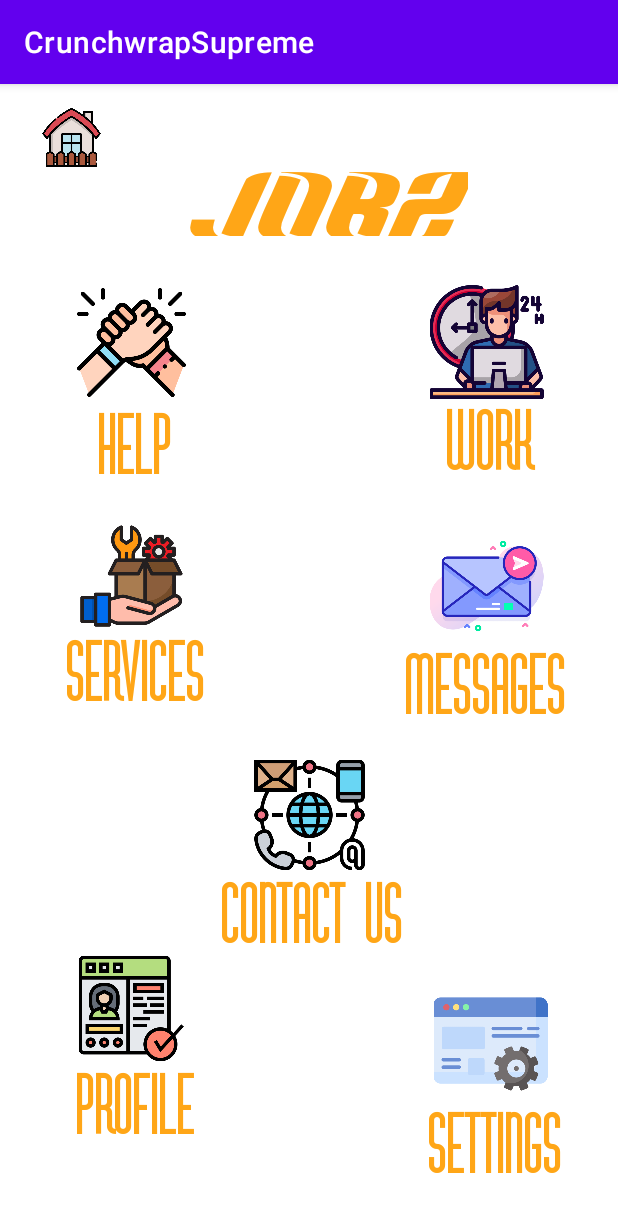
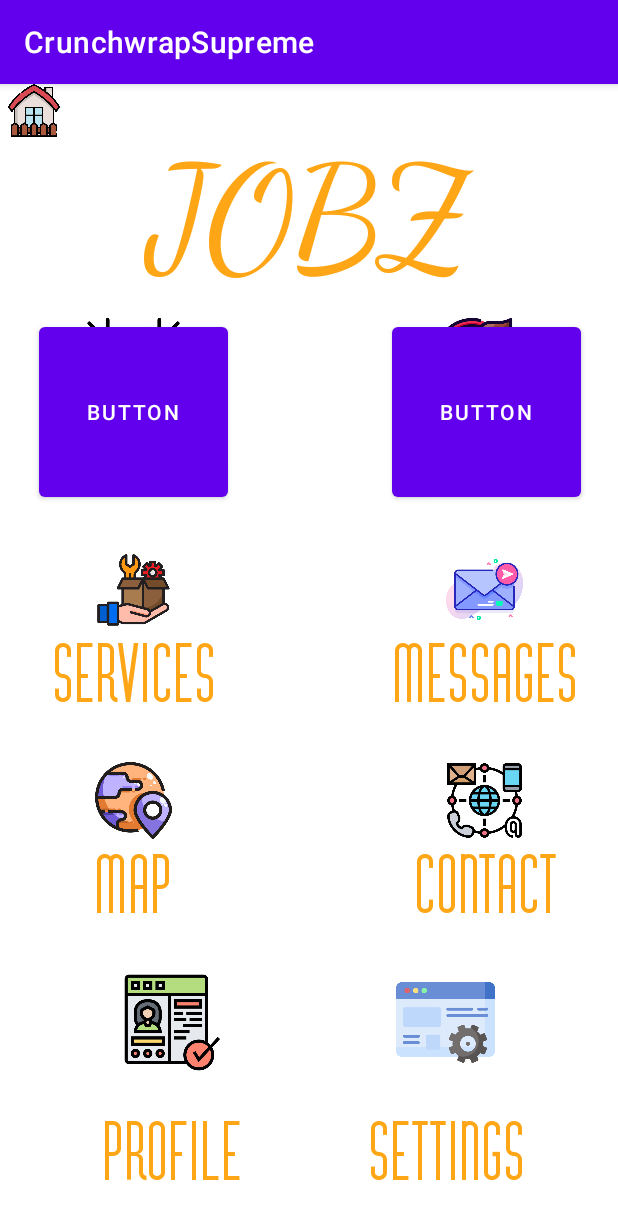
Before and after one commit to jnhalldev/CrunchwrapSupreme, an Android app: the screen it shows after launch (MainActivity), on a phone screen of 412 x 824 dp. Shown: the top 1220 px of the screen. Run offline under Robolectric (Android 15) with nearby library versions, the phone set to English and light mode, and no system bars.

Commit message:
[BUG FIX] Added Button to open new page.

```diff
--- /dev/null
+++ b/app/src/main/java/com/example/crunchwrapsupreme/Help_Page.java
@@ -0,0 +1,14 @@
+package com.example.crunchwrapsupreme;
+
+import androidx.appcompat.app.AppCompatActivity;
+
+import android.os.Bundle;
+
+public class Help_Page extends AppCompatActivity {
+
+    @Override
+    protected void onCreate(Bundle savedInstanceState) {
+        super.onCreate(savedInstanceState);
+        setContentView(R.layout.activity_help_page);
+    }
+}
--- a/app/src/main/java/com/example/crunchwrapsupreme/MainActivity.java
+++ b/app/src/main/java/com/example/crunchwrapsupreme/MainActivity.java
@@ -2,13 +2,27 @@ package com.example.crunchwrapsupreme;
 
 import androidx.appcompat.app.AppCompatActivity;
 
+import android.content.Intent;
 import android.os.Bundle;
+import android.view.View;
+import android.widget.Button;
 
 public class MainActivity extends AppCompatActivity {
+
+    Button helpButton;
 
     @Override
     protected void onCreate(Bundle savedInstanceState) {
         super.onCreate(savedInstanceState);
         setContentView(R.layout.activity_main);
+        helpButton = findViewById(R.id.helpButton);
+
+        helpButton.setOnClickListener(new View.OnClickListener() {
+            @Override
+            public void onClick(View view) {
+                Intent intent = new Intent(MainActivity.this, Help_Page.class);
+                startActivity(intent);
+            }
+        });
     }
 }
--- /dev/null
+++ b/app/src/main/res/layout/activity_help_page.xml
@@ -0,0 +1,22 @@
+<?xml version="1.0" encoding="utf-8"?>
+<androidx.constraintlayout.widget.ConstraintLayout xmlns:android="http://schemas.android.com/apk/res/android"
+    xmlns:app="http://schemas.android.com/apk/res-auto"
+    xmlns:tools="http://schemas.android.com/tools"
+    android:layout_width="match_parent"
+    android:layout_height="match_parent"
+    tools:context=".Help_Page">
+
+    <TextView
+        android:id="@+id/textView2"
+        android:layout_width="187dp"
+        android:layout_height="100dp"
+        android:fontFamily="monospace"
+        android:text="Help"
+        android:textAlignment="center"
+        android:textColor="#FFA617"
+        android:textSize="34sp"
+        android:textStyle="bold"
+        app:layout_constraintEnd_toEndOf="parent"
+        app:layout_constraintStart_toStartOf="parent"
+        app:layout_constraintTop_toTopOf="parent" />
+</androidx.constraintlayout.widget.ConstraintLayout>
--- a/app/src/main/res/layout/activity_main.xml
+++ b/app/src/main/res/layout/activity_main.xml
@@ -8,160 +8,139 @@
 
     <TextView
         android:id="@+id/textView"
-        android:layout_width="0dp"
-        android:layout_height="77dp"
-        android:layout_marginTop="24dp"
-        android:layout_marginEnd="100dp"
-        android:fontFamily="@font/HardSports"
+        android:layout_width="300dp"
+        android:layout_height="100dp"
+        android:layout_marginTop="32dp"
+        android:fontFamily="cursive"
         android:text="@string/jobz"
+        android:textAlignment="center"
+        android:textAllCaps="true"
         android:textColor="#FFA617"
         android:textSize="96sp"
         app:layout_constraintEnd_toEndOf="parent"
-        app:layout_constraintStart_toEndOf="@+id/imageView11"
+        app:layout_constraintStart_toStartOf="parent"
         app:layout_constraintTop_toTopOf="parent" />
 
     <ImageView
         android:id="@+id/imageView3"
-        android:layout_width="0dp"
-        android:layout_height="0dp"
-        android:layout_marginTop="134dp"
-        android:layout_marginEnd="16dp"
-        app:layout_constraintBottom_toTopOf="@+id/WORK"
+        android:layout_width="130dp"
+        android:layout_height="66dp"
+        android:layout_marginTop="24dp"
+        android:layout_marginEnd="24dp"
         app:layout_constraintEnd_toEndOf="parent"
-        app:layout_constraintStart_toEndOf="@+id/imageView4"
-        app:layout_constraintTop_toTopOf="parent"
+        app:layout_constraintTop_toBottomOf="@+id/textView"
         app:srcCompat="@drawable/working" />
 
     <ImageView
         android:id="@+id/imageView4"
-        android:layout_width="0dp"
-        android:layout_height="0dp"
-        android:layout_marginStart="16dp"
-        android:layout_marginTop="136dp"
-        android:layout_marginEnd="93dp"
-        android:layout_marginBottom="4dp"
-        app:layout_constraintBottom_toTopOf="@+id/HELP"
-        app:layout_constraintEnd_toStartOf="@+id/imageView3"
+        android:layout_width="130dp"
+        android:layout_height="66dp"
+        android:layout_marginStart="24dp"
+        android:layout_marginTop="24dp"
         app:layout_constraintStart_toStartOf="parent"
-        app:layout_constraintTop_toTopOf="parent"
+        app:layout_constraintTop_toBottomOf="@+id/textView"
         app:srcCompat="@drawable/help" />
 
     <ImageView
         android:id="@+id/imageView5"
-        android:layout_width="0dp"
-        android:layout_height="0dp"
-        android:layout_marginStart="16dp"
-        android:layout_marginEnd="93dp"
-        app:layout_constraintBottom_toTopOf="@+id/SERVICES"
-        app:layout_constraintEnd_toStartOf="@+id/imageView6"
+        android:layout_width="130dp"
+        android:layout_height="51dp"
+        android:layout_marginStart="24dp"
+        android:layout_marginTop="30dp"
         app:layout_constraintStart_toStartOf="parent"
         app:layout_constraintTop_toBottomOf="@+id/HELP"
         app:srcCompat="@drawable/customer_service" />
 
     <ImageView
         android:id="@+id/imageView6"
-        android:layout_width="0dp"
-        android:layout_height="0dp"
-        android:layout_marginEnd="16dp"
+        android:layout_width="130dp"
+        android:layout_height="51dp"
+        android:layout_marginTop="30dp"
+        android:layout_marginEnd="24dp"
         android:contentDescription="TODO"
-        app:layout_constraintBottom_toTopOf="@+id/MESSAGES"
         app:layout_constraintEnd_toEndOf="parent"
-        app:layout_constraintStart_toEndOf="@+id/imageView5"
         app:layout_constraintTop_toBottomOf="@+id/WORK"
         app:srcCompat="@drawable/message" />
 
     <ImageView
         android:id="@+id/imageView7"
-        android:layout_width="143dp"
-        android:layout_height="0dp"
-        app:layout_constraintBottom_toTopOf="@+id/CONTACT"
+        android:layout_width="130dp"
+        android:layout_height="51dp"
+        android:layout_marginTop="30dp"
+        android:layout_marginEnd="24dp"
         app:layout_constraintEnd_toEndOf="parent"
-        app:layout_constraintStart_toStartOf="parent"
         app:layout_constraintTop_toBottomOf="@+id/MESSAGES"
         app:srcCompat="@drawable/contact" />
 
     <ImageView
         android:id="@+id/imageView8"
-        android:layout_width="0dp"
-        android:layout_height="0dp"
-        android:layout_marginStart="16dp"
-        android:layout_marginEnd="96dp"
-        app:layout_constraintBottom_toTopOf="@+id/PROFILE"
-        app:layout_constraintEnd_toStartOf="@+id/imageView9"
+        android:layout_width="130dp"
+        android:layout_height="66dp"
+        android:layout_marginStart="50dp"
+        android:layout_marginTop="30dp"
         app:layout_constraintStart_toStartOf="parent"
-        app:layout_constraintTop_toBottomOf="@+id/SERVICES"
+        app:layout_constraintTop_toBottomOf="@+id/MAP"
         app:srcCompat="@drawable/resume" />
 
     <ImageView
         android:id="@+id/imageView9"
-        android:layout_width="0dp"
-        android:layout_height="0dp"
-        android:layout_marginEnd="13dp"
-        app:layout_constraintBottom_toTopOf="@+id/SETTINGS"
+        android:layout_width="130dp"
+        android:layout_height="66dp"
+        android:layout_marginTop="30dp"
+        android:layout_marginEnd="50dp"
         app:layout_constraintEnd_toEndOf="parent"
-        app:layout_constraintStart_toEndOf="@+id/imageView8"
         app:layout_constraintTop_toBottomOf="@+id/CONTACT"
         app:srcCompat="@drawable/settings" />
 
     <TextView
         android:id="@+id/HELP"
-        android:layout_width="0dp"
-        android:layout_height="0dp"
-        android:layout_marginStart="16dp"
-        android:layout_marginEnd="90dp"
-        android:layout_marginBottom="6dp"
-        android:fontFamily="@font/VertigoFLF"
+        android:layout_width="129dp"
+        android:layout_height="59dp"
+        android:layout_marginStart="24dp"
+        android:fontFamily="@font/vertigoflfbold"
         android:text="HELP"
         android:textAlignment="center"
         android:textColor="#FFA617"
         android:textSize="48sp"
         android:textStyle="bold"
-        app:layout_constraintBottom_toTopOf="@+id/imageView5"
-        app:layout_constraintEnd_toStartOf="@+id/WORK"
         app:layout_constraintStart_toStartOf="parent"
         app:layout_constraintTop_toBottomOf="@+id/imageView4" />
 
     <TextView
         android:id="@+id/WORK"
-        android:layout_width="0dp"
-        android:layout_height="0dp"
-        android:layout_marginEnd="13dp"
-        android:layout_marginBottom="10dp"
-        android:fontFamily="@font/VertigoFLF"
+        android:layout_width="129dp"
+        android:layout_height="59dp"
+        android:layout_marginEnd="24dp"
+        android:fontFamily="@font/vertigoflfbold"
         android:text="WORK"
         android:textAlignment="center"
         android:textColor="#FFA617"
         android:textSize="48sp"
         android:textStyle="bold"
-        app:layout_constraintBottom_toTopOf="@+id/imageView6"
         app:layout_constraintEnd_toEndOf="parent"
-        app:layout_constraintStart_toEndOf="@+id/HELP"
         app:layout_constraintTop_toBottomOf="@+id/imageView3" />
 
     <TextView
         android:id="@+id/CONTACT"
-        android:layout_width="146dp"
-        android:layout_height="0dp"
-        android:layout_marginStart="118dp"
-        android:layout_marginEnd="118dp"
-        android:fontFamily="@font/VertigoFLF"
+        android:layout_width="129dp"
+        android:layout_height="59dp"
+        android:layout_marginEnd="24dp"
+        android:fontFamily="@font/vertigoflfbold"
         android:text="CONTACT US"
         android:textAlignment="center"
         android:textColor="#FFA617"
         android:textSize="48sp"
         android:textStyle="bold"
-        app:layout_constraintBottom_toTopOf="@+id/imageView9"
-        app:layout_constraintEnd_toEndOf="@+id/imageView9"
-        app:layout_constraintStart_toStartOf="@+id/imageView8"
+        app:layout_constraintEnd_toEndOf="parent"
         app:layout_constraintTop_toBottomOf="@+id/imageView7" />
 
     <TextView
         android:id="@+id/SETTINGS"
-        android:layout_width="0dp"
-        android:layout_height="0dp"
-        android:layout_marginEnd="10dp"
-        android:layout_marginBottom="13dp"
-        android:fontFamily="@font/VertigoFLF"
+        android:layout_width="129dp"
+        android:layout_height="59dp"
+        android:layout_marginEnd="50dp"
+        android:layout_marginBottom="5dp"
+        android:fontFamily="@font/vertigoflfbold"
         android:text="SETTINGS"
         android:textAlignment="center"
         android:textColor="#FFA617"
@@ -169,74 +148,110 @@
         android:textStyle="bold"
         app:layout_constraintBottom_toBottomOf="parent"
         app:layout_constraintEnd_toEndOf="parent"
-        app:layout_constraintStart_toEndOf="@+id/PROFILE"
         app:layout_constraintTop_toBottomOf="@+id/imageView9" />
 
     <TextView
         android:id="@+id/PROFILE"
-        android:layout_width="0dp"
-        android:layout_height="0dp"
-        android:layout_marginStart="16dp"
-        android:layout_marginEnd="93dp"
-        android:layout_marginBottom="12dp"
-        android:fontFamily="@font/VertigoFLF"
+        android:layout_width="129dp"
+        android:layout_height="59dp"
+        android:layout_marginStart="50dp"
+        android:layout_marginBottom="5dp"
+        android:fontFamily="@font/vertigoflfbold"
         android:text="PROFILE"
         android:textAlignment="center"
         android:textColor="#FFA617"
         android:textSize="48sp"
         android:textStyle="bold"
         app:layout_constraintBottom_toBottomOf="parent"
-        app:layout_constraintEnd_toStartOf="@+id/SETTINGS"
         app:layout_constraintStart_toStartOf="parent"
-        app:layout_constraintTop_toBottomOf="@+id/imageView11" />
+        app:layout_constraintTop_toBottomOf="@+id/imageView8" />
 
     <TextView
         android:id="@+id/SERVICES"
-        android:layout_width="0dp"
-        android:layout_height="0dp"
-        android:layout_marginStart="16dp"
-        android:layout_marginEnd="87dp"
-        android:layout_marginBottom="143dp"
-        android:fontFamily="@font/VertigoFLF"
+        android:layout_width="129dp"
+        android:layout_height="59dp"
+        android:layout_marginStart="24dp"
+        android:fontFamily="@font/vertigoflfbold"
         android:text="SERVICES"
         android:textAlignment="center"
         android:textColor="#FFA617"
         android:textSize="48sp"
         android:textStyle="bold"
-        app:layout_constraintBottom_toTopOf="@+id/imageView8"
-        app:layout_constraintEnd_toStartOf="@+id/MESSAGES"
         app:layout_constraintStart_toStartOf="parent"
         app:layout_constraintTop_toBottomOf="@+id/imageView5"
         tools:text="SERVICES" />
 
     <TextView
+        android:id="@+id/MAP"
+        android:layout_width="129dp"
+        android:layout_height="59dp"
+        android:layout_marginStart="24dp"
+        android:fontFamily="@font/vertigoflfbold"
+        android:text="MAP"
+        android:textAlignment="center"
+        android:textColor="#FFA617"
+        android:textSize="48sp"
+        android:textStyle="bold"
+        app:layout_constraintStart_toStartOf="parent"
+        app:layout_constraintTop_toBottomOf="@+id/imageView"
+        tools:text="MAP" />
+
+    <TextView
         android:id="@+id/MESSAGES"
-        android:layout_width="0dp"
-        android:layout_height="0dp"
-        android:layout_marginEnd="16dp"
-        android:fontFamily="@font/VertigoFLF"
+        android:layout_width="129dp"
+        android:layout_height="59dp"
+        android:layout_marginEnd="24dp"
+        android:fontFamily="@font/vertigoflfbold"
         android:text="MESSAGES"
         android:textAlignment="center"
         android:textColor="#FFA617"
         android:textSize="48sp"
         android:textStyle="bold"
-        app:layout_constraintBottom_toTopOf="@+id/imageView7"
         app:layout_constraintEnd_toEndOf="parent"
-        app:layout_constraintStart_toEndOf="@+id/SERVICES"
         app:layout_constraintTop_toBottomOf="@+id/imageView6" />
 
     <ImageView
         android:id="@+id/imageView11"
-        android:layout_width="63dp"
-        android:layout_height="39dp"
-        android:layout_marginStart="16dp"
-        android:layout_marginTop="16dp"
-        android:layout_marginEnd="42dp"
-        android:layout_marginBottom="597dp"
-        app:layout_constraintBottom_toTopOf="@+id/PROFILE"
-        app:layout_constraintEnd_toStartOf="@+id/textView"
+        android:layout_width="45dp"
+        android:layout_height="35dp"
         app:layout_constraintStart_toStartOf="parent"
         app:layout_constraintTop_toTopOf="parent"
         app:srcCompat="@drawable/home" />
 
+    <ImageView
+        android:id="@+id/imageView"
+        android:layout_width="130dp"
+        android:layout_height="51dp"
+        android:layout_marginStart="24dp"
+        android:layout_marginTop="30dp"
+        app:layout_constraintStart_toStartOf="parent"
+        app:layout_constraintTop_toBottomOf="@+id/SERVICES"
+        app:srcCompat="@drawable/global" />
+
+    <Button
+        android:id="@+id/helpButton"
+        android:layout_width="126dp"
+        android:layout_height="125dp"
+        android:layout_marginTop="24dp"
+        android:text="Button"
+        android:visibility="visible"
+        app:layout_constraintBottom_toBottomOf="@+id/HELP"
+        app:layout_constraintEnd_toEndOf="@+id/imageView4"
+        app:layout_constraintStart_toStartOf="@+id/imageView4"
+        app:layout_constraintTop_toBottomOf="@+id/textView" />
+
+    <Button
+        android:id="@+id/helpButton2"
+        android:layout_width="126dp"
+        android:layout_height="125dp"
+        android:layout_marginTop="4dp"
+        android:text="Button"
+        android:visibility="visible"
+        app:layout_constraintBottom_toBottomOf="@+id/WORK"
+        app:layout_constraintEnd_toEndOf="@+id/imageView3"
+        app:layout_constraintHorizontal_bias="0.75"
+        app:layout_constraintStart_toStartOf="@+id/imageView3"
+        app:layout_constraintTop_toBottomOf="@+id/textView"
+        app:layout_constraintVertical_bias="1.0" />
+
 </androidx.constraintlayout.widget.ConstraintLayout>
```
Also changed, not shown: app/src/main/AndroidManifest.xml (+7 -0 lines), app/src/main/res/drawable/global.png (added), app/src/main/res/font/VertigoPlusFLF.ttf (deleted), app/src/main/res/font/hardsports.ttf (renamed from app/src/main/res/font/HardSports.ttf), app/src/main/res/font/vertigoflf.ttf (renamed from app/src/main/res/font/VertigoFLF.ttf), app/src/main/res/font/vertigoflfbold.ttf (renamed from app/src/main/res/font/VertigoFLF-Bold.ttf), app/src/main/res/font/vertigoplusflfbold.ttf (renamed from app/src/main/res/font/VertigoPlusFLF-Bold.ttf).
